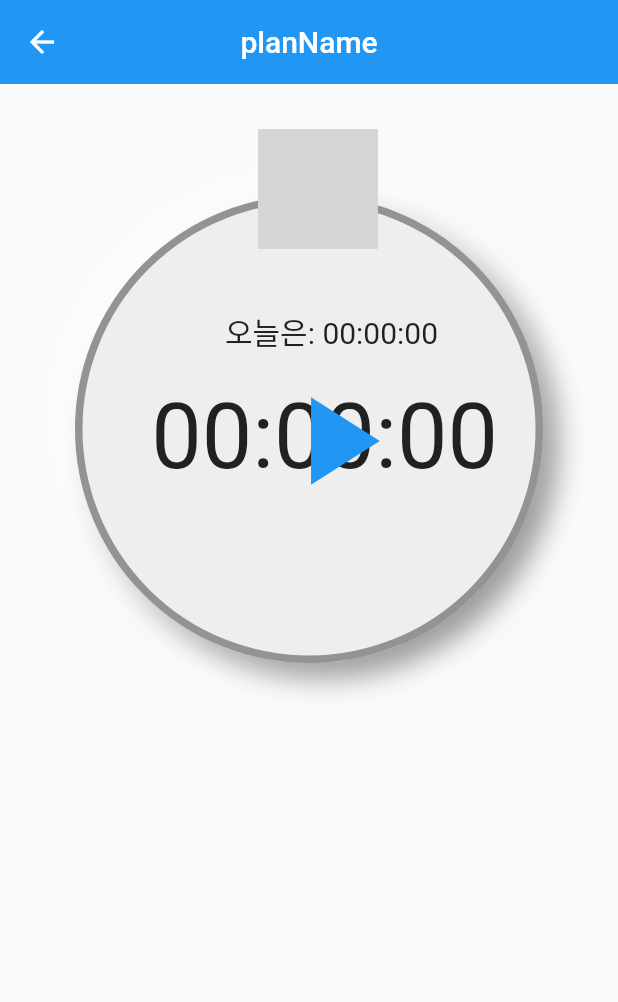
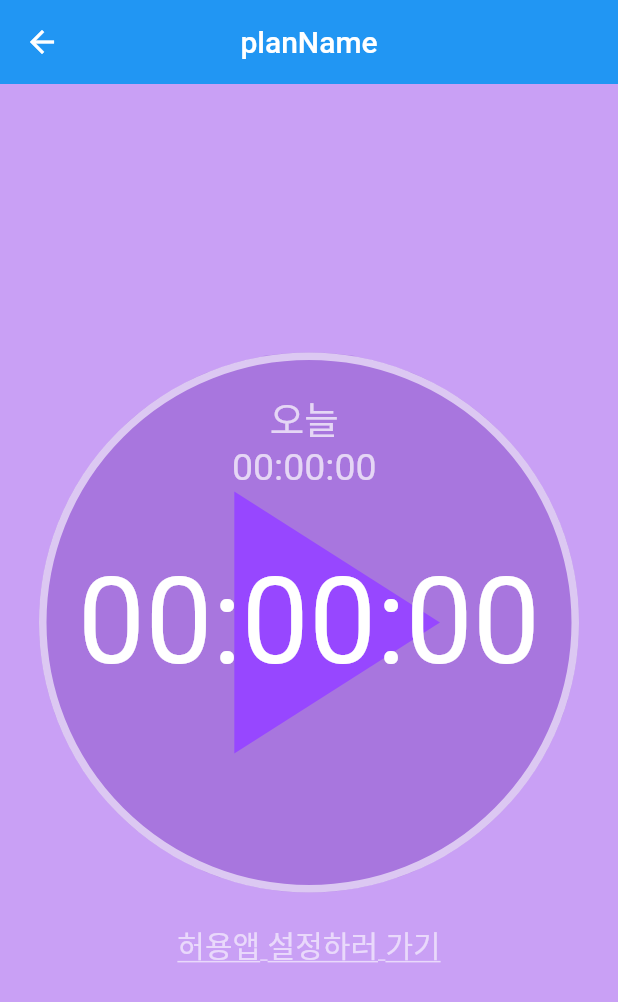
Before and after one commit to JasonKK/BOM-frontend, a Flutter app: the TimerPage screen opened directly, on a phone screen of 412 x 824 dp. Shown: the top 1002 px of the screen. Run offline on Flutter 3.47's test engine with Material 2 defaults, Android fonts, the phone set to English and light mode, and no system bars; our stand-ins replace charts_flutter, flutter_hooks, flutter_riverpod, flutter_slidable, flutter_speed_dial, google_fonts and 2 more; network calls fail; grey boxes are pictures that could not be loaded.

Commit message:
set up timer_view.dart

```diff
--- a/lib/repository/timer_repository.dart
+++ b/lib/repository/timer_repository.dart
@@ -19,7 +19,7 @@ class TimerRepository {
     }
   }
 
-  Future<Todo> postStarData(int num) async {
+  Future<Todo> postStarData() async {
     print("this is count seconds and send how many stars user get");
 
     final http.Response response =
--- a/lib/view/timer_view.dart
+++ b/lib/view/timer_view.dart
@@ -1,10 +1,9 @@
-/* this is timer_model.dart */
-import 'package:bom_front/model/todo.dart';
-import 'package:bom_front/repository/timer_repository.dart';
+import 'package:bom_front/view/components/timer_appbar.dart';
 import 'package:flutter/cupertino.dart';
 import 'package:flutter/material.dart';
 import 'dart:async';
-import 'package:bom_front/view/components/timer_appbar.dart';
+import 'package:bom_front/model/todo.dart';
+import 'package:bom_front/repository/timer_repository.dart';
 
 class TimerApp extends StatelessWidget {
   @override
@@ -38,7 +37,7 @@ class _TimerPageState extends State<TimerPage> {
   }
 
   void updateData() {
-    _time = todo.time!;
+    _time = todo.time ?? 0;
   }
 
   void _clickButton() {
@@ -60,7 +59,7 @@ class _TimerPageState extends State<TimerPage> {
         if (count == 30) {
           count = 0;
           TimerRepository()
-              .postStarData(1); // 별개수 받아와야하는데 그거에 대해서 논의의          //별보내기
+              .postStarData(); // 별개수 받아와야하는데 그거에 대해서 논의의          //별보내기
         }
       });
     });
@@ -74,85 +73,49 @@ class _TimerPageState extends State<TimerPage> {
   Widget build(BuildContext context) {
     return Scaffold(
       appBar: TimerAppBar(),
+      backgroundColor: Color(0xffC9A0F5),
       body: _buildbody(),
     );
   }
 
   Widget _buildbody() {
-    var min = '${_time ~/ 6000}'.padLeft(2, '0');
-    var sec = '${_time ~/ 100}'.padLeft(2, '0');
-    var hundredth = '${_time % 100}'.padLeft(2, '0');
+    int hours = (_time ~/ 216000).truncate();
+    int minutes = (_time ~/ 3600).truncate();
+    int seconds = (_time ~/ 60).truncate();
 
-    return Center(
-      child: Padding(
-        padding: const EdgeInsets.symmetric(horizontal: 50, vertical: 50),
-        child: Stack(
-          clipBehavior: Clip.none,
-          children: <Widget>[
-            Column(
+    var hour = (hours % 60).toString().padLeft(2, '0');
+    var min = (minutes % 60).toString().padLeft(2, '0');
+    var sec = (seconds % 60).toString().padLeft(2, '0');
+
+    return (Center(
+      child: Column(
+        mainAxisAlignment: MainAxisAlignment.center,
         children: [
-                Row(
-                  mainAxisAlignment: MainAxisAlignment.center,
-                  crossAxisAlignment: CrossAxisAlignment.center,
-                ),
           Container(
             width: 360,
             height: 360,
-                  // color: Colors.grey,
             decoration: BoxDecoration(
-                    // color: '$color',
-                    color: Colors.grey.shade200,
+              color: Color(0xffA876DE),
               shape: BoxShape.circle,
               border: Border.all(
-                      color: Colors.black38,
+                color: Colors.white60,
                 width: 5,
               ),
-                    boxShadow: [
-                      BoxShadow(
-                          offset: Offset(10, 10),
-                          color: Colors.black38,
-                          blurRadius: 15),
-                      BoxShadow(
-                          offset: Offset(-10, -10),
-                          color: Colors.white.withOpacity(0.5),
-                          blurRadius: 15),
-                    ],
+            ),
+            child: Stack(
+              children: [
+                Positioned(
+                  top: 20,
+                  right: 130,
+                  child: Text(
+                    "오늘\n" + "$hour:$min:$sec",
+                    textAlign: TextAlign.center,
+                    style: TextStyle(fontSize: 25, color: Colors.white70),
                   ),
                 ),
-              ],
-            ),
-            Positioned(
-              top: -20,
-              right: 110,
-              child: Container(
-                child: Image.asset(
-                  'lib/image/dog.png',
-                  width: 80,
-                  height: 80,
-                ),
-              ),
-            ),
-            Positioned(
-              top: 150,
-              right: 30,
-              child: Text(
-                "$min:$sec:$hundredth",
-                style: TextStyle(fontSize: 60, color: Colors.grey.shade900),
-              ),
-            ),
-            Positioned(
-              top: 100,
-              right: 70,
-              child: Container(
-                child: Text(
-                  "오늘은: 00:00:00",
-                  style: TextStyle(fontSize: 20, color: Colors.grey.shade900),
-                ),
-              ),
-            ),
-            Positioned(
-              top: 130,
-              right: 80,
+                Align(
+                  alignment: Alignment.center,
+                  child: Positioned(
                     child: TextButton(
                       onPressed: () => setState(() {
                         _clickButton();
@@ -160,17 +123,43 @@ class _TimerPageState extends State<TimerPage> {
                       child: _isRunning
                           ? Icon(
                               Icons.pause,
-                        size: 100,
+                              size: 300,
+                              color: Color(0xff9747FF),
                             )
                           : Icon(
                               Icons.play_arrow,
-                        size: 100,
+                              size: 300,
+                              color: Color(0xff9747FF),
+                            ),
+                    ),
+                  ),
+                ),
+                Align(
+                  alignment: Alignment.center,
+                  child: Positioned(
+                    child: Text(
+                      "$hour:$min:$sec",
+                      style: TextStyle(fontSize: 80, color: Colors.white),
                     ),
                   ),
                 ),
               ],
             ),
           ),
-    );
+          SizedBox(
+            height: 20,
+          ),
+          Container(
+              child: Text(
+            "허용앱 설정하러 가기",
+            style: TextStyle(
+              fontSize: 20,
+              color: Colors.white60,
+              decoration: TextDecoration.underline,
+            ),
+          ))
+        ],
+      ),
+    ));
   }
 }
```
Lines whose indentation alone changed are shown as unchanged.
